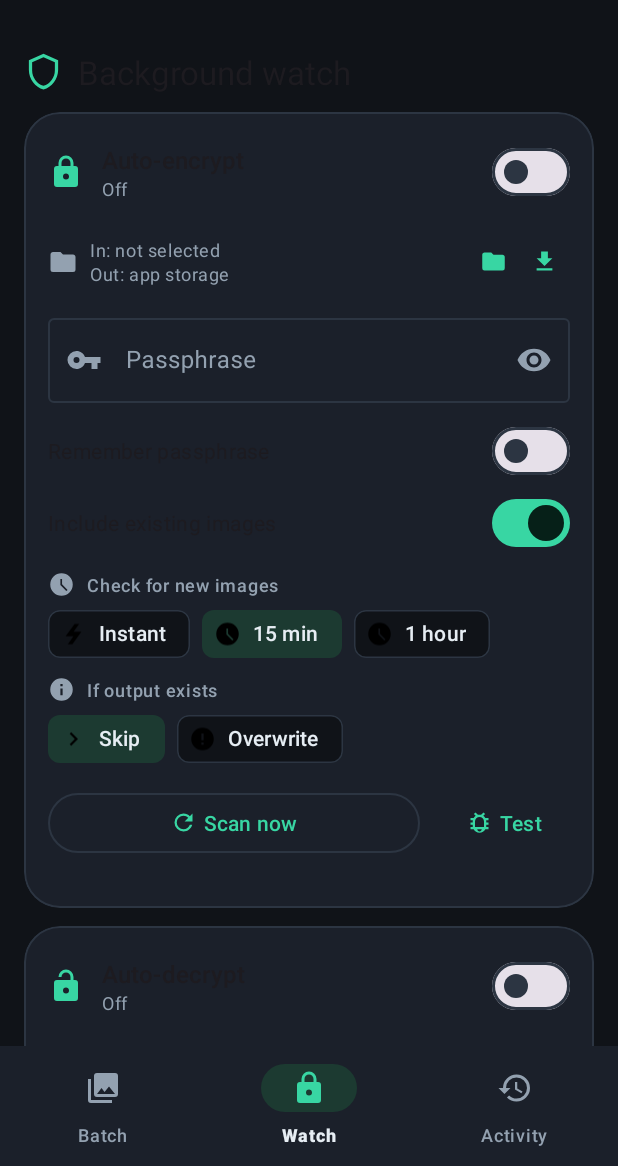
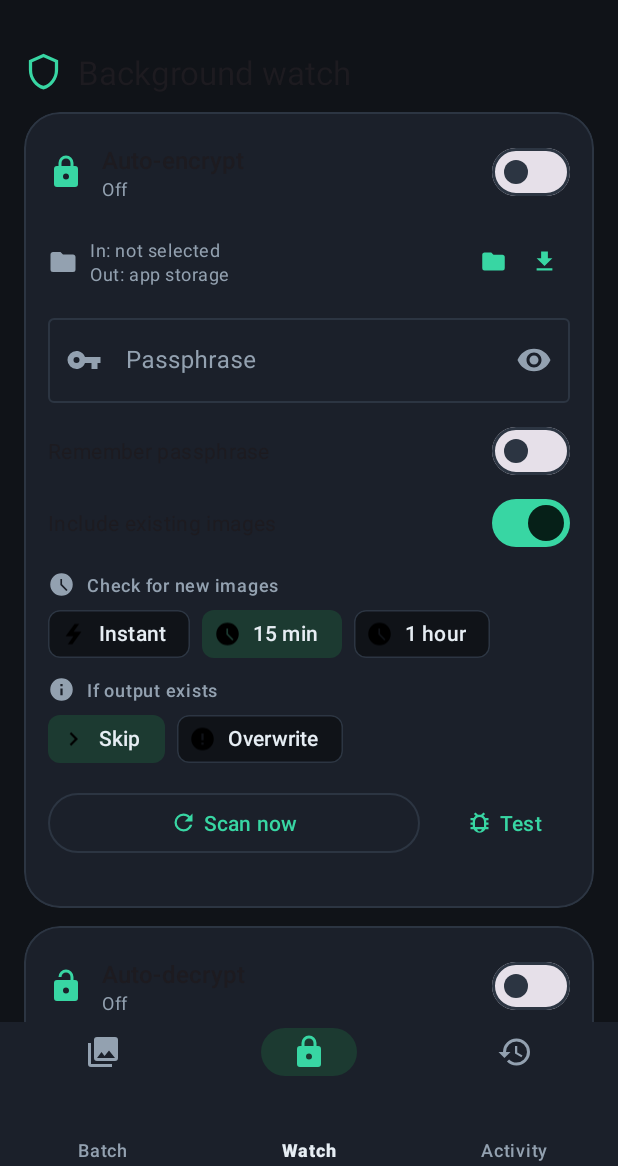
Before and after one commit to j1seki/OptiCipher-Desktop, an Android app: the screen it shows after launch (MainActivity), item 2 of the bottom bar chosen, on a phone screen of 412 x 824 dp, the part 70-1236 px from its top. Run offline under Robolectric (Android 15) with nearby library versions, the phone set to English and light mode, and no system bars.

Commit message:
Fix Android releases, background watches, and nav layout

```diff
--- a/android/app/build.gradle
+++ b/android/app/build.gradle
@@ -9,8 +9,8 @@ android {
         applicationId 'com.opticipher'
         minSdk 26
         targetSdk 35
-        versionCode 3
-        versionName '1.4.2'
+        versionCode 4
+        versionName '1.4.3'
     }
     signingConfigs {
         release {
--- a/android/app/src/main/java/com/opticipher/FolderWatcher.kt
+++ b/android/app/src/main/java/com/opticipher/FolderWatcher.kt
@@ -110,6 +110,9 @@ object FolderWatcher {
         saveProcessed(ctx, mode, processed)
     }
 
+    /** Clear previous scan results so "Include existing" really reprocesses the folder. */
+    fun resetProcessed(ctx: Context, mode: String) = saveProcessed(ctx, mode, emptySet())
+
     fun startWatching(ctx: Context, mode: String) {
         val inbox = getInbox(ctx, mode) ?: return
         prefs(ctx).edit().putBoolean(key(mode, WATCHING), true).apply()
@@ -140,7 +143,10 @@ object FolderWatcher {
     fun enqueue(ctx: Context, mode: String) {
         val request = OneTimeWorkRequestBuilder<WatchWorker>()
             .setInputData(Data.Builder().putString("mode", mode).build()).build()
-        WorkManager.getInstance(ctx).enqueueUniqueWork(nowWork(mode), ExistingWorkPolicy.REPLACE, request)
+        // REPLACE cancels an active large-photo encryption every time the
+        // foreground watcher polls. KEEP lets it finish; the next poll catches
+        // anything that arrived during the scan.
+        WorkManager.getInstance(ctx).enqueueUniqueWork(nowWork(mode), ExistingWorkPolicy.KEEP, request)
     }
 
     private fun processed(ctx: Context, mode: String): MutableSet<String> =
--- a/android/app/src/main/java/com/opticipher/MainActivity.kt
+++ b/android/app/src/main/java/com/opticipher/MainActivity.kt
@@ -12,6 +12,7 @@ import android.os.Bundle
 import android.provider.Settings
 import android.text.method.ScrollingMovementMethod
 import android.view.View
+import android.view.ViewGroup
 import android.view.WindowManager
 import android.widget.CompoundButton
 import android.widget.ImageView
@@ -28,6 +29,7 @@ import androidx.core.content.ContextCompat
 import androidx.core.content.FileProvider
 import androidx.core.view.ViewCompat
 import androidx.core.view.WindowInsetsCompat
+import androidx.coordinatorlayout.widget.CoordinatorLayout
 import androidx.documentfile.provider.DocumentFile
 import com.google.android.material.appbar.MaterialToolbar
 import com.google.android.material.bottomnavigation.BottomNavigationView
@@ -87,6 +89,11 @@ class MainActivity : AppCompatActivity() {
                     pendingOutputMode = FolderWatcher.ENCRYPT
                     toast("Choose where encrypted images should be saved")
                     pickWatchOutput.launch(null)
+                } else if (FolderWatcher.isWatching(this, watchMode)) {
+                    // Changing a watched tree must not retain processed URIs
+                    // from the previous tree. Re-scan the newly selected inbox.
+                    FolderWatcher.resetProcessed(this, watchMode)
+                    FolderWatcher.enqueue(this, watchMode)
                 }
             } else {
                 if (onboardingStep == OnboardingStep.ENCRYPT_INPUT) {
@@ -103,6 +110,7 @@ class MainActivity : AppCompatActivity() {
             if (uri != null) {
                 takePersistable(uri); FolderWatcher.setOutputTree(this, watchMode, uri)
                 refreshWatch(watchMode); toast("Auto-$watchMode output folder chosen")
+                if (FolderWatcher.isWatching(this, watchMode)) FolderWatcher.enqueue(this, watchMode)
                 if (onboardingStep == OnboardingStep.ENCRYPT_OUTPUT && watchMode == FolderWatcher.ENCRYPT) completeFolderSetup()
             } else {
                 if (onboardingStep == OnboardingStep.ENCRYPT_OUTPUT) {
@@ -144,10 +152,8 @@ class MainActivity : AppCompatActivity() {
     override fun onCreate(savedInstanceState: Bundle?) {
         super.onCreate(savedInstanceState)
         enableEdgeToEdge(); setContentView(R.layout.activity_main)
-        ViewCompat.setOnApplyWindowInsetsListener(findViewById(R.id.root)) { view, insets ->
-            val bars = insets.getInsets(WindowInsetsCompat.Type.systemBars())
-            view.setPadding(0, bars.top, 0, bars.bottom); insets
-        }
+        applyInsets()
+        migrateExistingWatchDefaults()
         passInput = findViewById(R.id.pass); iterSlider = findViewById(R.id.iter); iterLabel = findViewById(R.id.iterLabel)
         queueView = findViewById(R.id.queueView); startBtn = findViewById(R.id.startBtn)
         results = findViewById(R.id.results); preview = findViewById(R.id.preview); manualOutView = findViewById(R.id.manualOutView)
@@ -209,6 +215,48 @@ class MainActivity : AppCompatActivity() {
         nav.setOnItemSelectedListener { show(it.itemId); true }
         nav.setOnItemReselectedListener { if (it.itemId == R.id.nav_activity) refreshActivity() }
         nav.selectedItemId = R.id.nav_batch
+    }
+
+    /** Keep the bottom navigation and FAB above Android's gesture/navigation bar. */
+    private fun applyInsets() {
+        val root = findViewById<View>(R.id.root)
+        val nav = findViewById<BottomNavigationView>(R.id.bottomNav)
+        val content = findViewById<View>(R.id.contentFrame)
+        val fab = findViewById<View>(R.id.startBtn)
+        val density = resources.displayMetrics.density
+        val navBase = (96 * density).toInt()
+        val fabBase = (112 * density).toInt()
+        ViewCompat.setOnApplyWindowInsetsListener(root) { view, insets ->
+            val bars = insets.getInsets(WindowInsetsCompat.Type.systemBars())
+            view.setPadding(0, 0, 0, 0)
+            (view.layoutParams as? CoordinatorLayout.LayoutParams)?.let { params ->
+                params.topMargin = bars.top
+                view.layoutParams = params
+            }
+            nav.setPadding(nav.paddingLeft, nav.paddingTop, nav.paddingRight, bars.bottom)
+            nav.layoutParams = nav.layoutParams.apply { height = navBase + bars.bottom }
+            content.layoutParams = (content.layoutParams as CoordinatorLayout.LayoutParams).apply {
+                bottomMargin = navBase + bars.bottom
+            }
+            fab.layoutParams = (fab.layoutParams as CoordinatorLayout.LayoutParams).apply {
+                bottomMargin = fabBase + bars.bottom
+            }
+            insets
+        }
+    }
+
+    /** v1.4.3: process existing inbox items by default, including upgraded installs. */
+    private fun migrateExistingWatchDefaults() {
+        val prefs = getSharedPreferences("folder_watch", Context.MODE_PRIVATE)
+        if (prefs.getInt("watch_schema", 0) < 3) {
+            prefs.edit()
+                .putBoolean("encrypt_process_existing", true)
+                .putBoolean("decrypt_process_existing", true)
+                .putInt("watch_schema", 3)
+                .apply()
+            FolderWatcher.resetProcessed(this, FolderWatcher.ENCRYPT)
+            FolderWatcher.resetProcessed(this, FolderWatcher.DECRYPT)
+        }
     }
 
     private fun refreshActivity() {
@@ -294,6 +342,7 @@ class MainActivity : AppCompatActivity() {
         }
         findViewById<MaterialButton>(i.scanNow).setOnClickListener {
             if (FolderWatcher.getInbox(this, watchMode) == null) { toast("Choose a folder first"); return@setOnClickListener }
+            if (FolderWatcher.processExisting(this, watchMode)) FolderWatcher.resetProcessed(this, watchMode)
             FolderWatcher.enqueue(this, watchMode)
             toast("Scan queued")
         }
@@ -331,13 +380,11 @@ class MainActivity : AppCompatActivity() {
             refreshWatch(watchMode)
             toast("Auto-$watchMode is on")
         }
-        if (!existing.isChecked) {
-            toast("Marking existing images as processed…")
-            Thread {
-                FolderWatcher.markExistingProcessed(this, watchMode)
-                runOnUiThread(begin)
-            }.start()
-        } else begin()
+        // Re-scan the selected inbox when enabling. The output conflict policy
+        // independently decides whether existing outputs are skipped or overwritten.
+        if (existing.isChecked) FolderWatcher.resetProcessed(this, watchMode)
+        else FolderWatcher.markExistingProcessed(this, watchMode)
+        begin()
     }
 
     /**
@@ -521,6 +568,7 @@ class MainActivity : AppCompatActivity() {
     private fun refreshQueue() {
         queueView.text = if (queue.isEmpty()) "No files yet" else "${queue.size} file(s) · " + queue.take(3).joinToString(", ") { it.lastPathSegment ?: "" } + if (queue.size > 3) " +${queue.size - 3}" else ""
         startBtn.text = actionLabel(); startBtn.isEnabled = queue.isNotEmpty()
+        startBtn.visibility = if (queue.isEmpty()) View.GONE else View.VISIBLE
     }
     private fun refreshOutputs() { manualOutView.text = manualOutputUri?.let(::folderLabel) ?: "App storage" }
 
--- a/android/app/src/main/res/layout/activity_main.xml
+++ b/android/app/src/main/res/layout/activity_main.xml
@@ -22,9 +22,10 @@
     </com.google.android.material.appbar.AppBarLayout>
 
     <FrameLayout
+        android:id="@+id/contentFrame"
         android:layout_width="match_parent"
         android:layout_height="match_parent"
-        android:layout_marginBottom="80dp"
+        android:layout_marginBottom="96dp"
         app:layout_behavior="@string/appbar_scrolling_view_behavior">
 
         <androidx.core.widget.NestedScrollView
@@ -66,7 +67,7 @@
         android:layout_height="wrap_content"
         android:layout_gravity="bottom|end"
         android:layout_marginEnd="16dp"
-        android:layout_marginBottom="96dp"
+        android:layout_marginBottom="112dp"
         android:text="Encrypt files"
         android:textColor="@color/brand_on_accent"
         app:backgroundTint="@color/brand_accent"
@@ -76,9 +77,12 @@
     <com.google.android.material.bottomnavigation.BottomNavigationView
         android:id="@+id/bottomNav"
         android:layout_width="match_parent"
-        android:layout_height="80dp"
+        android:layout_height="96dp"
         android:layout_gravity="bottom"
         android:background="@color/brand_surface"
+        app:itemHorizontalTranslationEnabled="false"
         app:labelVisibilityMode="labeled"
+        app:itemPaddingTop="4dp"
+        app:itemPaddingBottom="6dp"
         app:menu="@menu/main_nav" />
 </androidx.coordinatorlayout.widget.CoordinatorLayout>
--- a/android/app/src/main/res/layout/page_batch.xml
+++ b/android/app/src/main/res/layout/page_batch.xml
@@ -5,7 +5,7 @@
     android:layout_height="wrap_content"
     android:orientation="vertical"
     android:padding="16dp"
-    android:paddingBottom="96dp">
+    android:paddingBottom="112dp">
 
     <com.google.android.material.card.MaterialCardView
         android:layout_width="match_parent"
```
Also changed, not shown: android/app/src/main/java/com/opticipher/WatchService.kt (+11 -1 lines), 4 other files.
